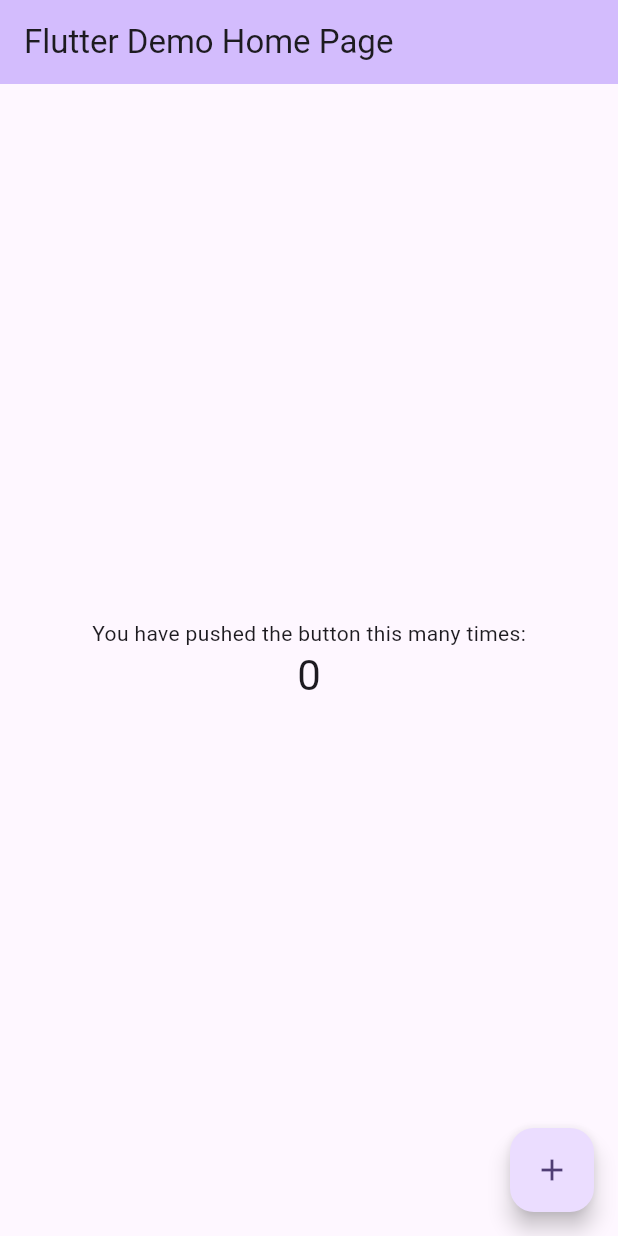
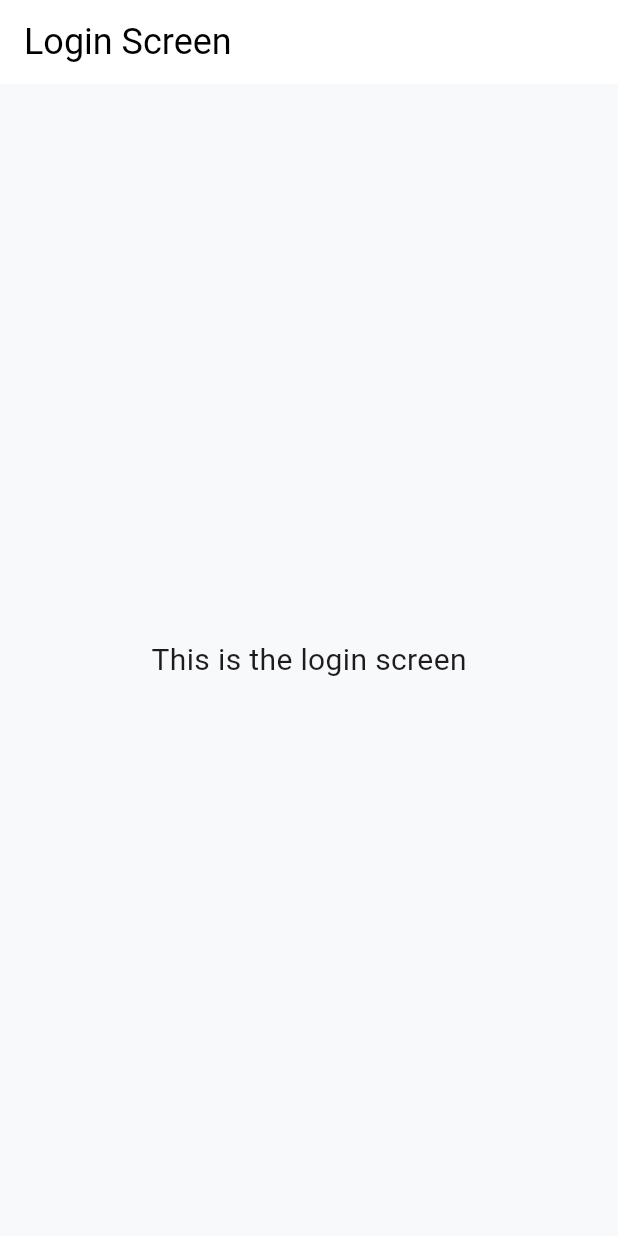
Before and after one commit to 10ya54/tourreservation, a Flutter app: the screen it shows after launch, on a phone screen of 412 x 824 dp. Run offline on Flutter 3.47's test engine with Material 3 defaults, Android fonts, the light colour scheme and no system bars; our stand-ins replace form_builder_validators, go_router, hooks_riverpod.

Commit message:
main.dart編集

```diff
--- a/lib/main.dart
+++ b/lib/main.dart
@@ -1,7 +1,14 @@
 import 'package:flutter/material.dart';
+import 'package:flutter/services.dart';
+import 'package:flutter_localizations/flutter_localizations.dart';
+import 'package:form_builder_validators/form_builder_validators.dart';
+import 'package:tourreservation/routing/router.dart';
 
-void main() {
+void main() async {
   runApp(const MyApp());
+
+  // 画面を縦向きに固定する
+  await SystemChrome.setPreferredOrientations([DeviceOrientation.portraitUp]);
 }
 
 class MyApp extends StatelessWidget {
@@ -10,113 +17,69 @@ class MyApp extends StatelessWidget {
   // This widget is the root of your application.
   @override
   Widget build(BuildContext context) {
-    return MaterialApp(
-      title: 'Flutter Demo',
+    return MaterialApp.router(
       theme: ThemeData(
-        // This is the theme of your application.
-        //
-        // TRY THIS: Try running your application with "flutter run". You'll see
-        // the application has a purple toolbar. Then, without quitting the app,
-        // try changing the seedColor in the colorScheme below to Colors.green
-        // and then invoke "hot reload" (save your changes or press the "hot
-        // reload" button in a Flutter-supported IDE, or press "r" if you used
-        // the command line to start the app).
-        //
-        // Notice that the counter didn't reset back to zero; the application
-        // state is not lost during the reload. To reset the state, use hot
-        // restart instead.
-        //
-        // This works for code too, not just values: Most code changes can be
-        // tested with just a hot reload.
-        colorScheme: ColorScheme.fromSeed(seedColor: Colors.deepPurple),
+        brightness: Brightness.light,
+        primaryColor: Colors.blueAccent,
+        scaffoldBackgroundColor: Color(0xFFF8F9FA),
+        appBarTheme: AppBarTheme(
+          backgroundColor: Colors.white,
+          titleTextStyle: const TextStyle(color: Colors.black, fontSize: 24),
+        ),
+        textTheme: const TextTheme(
+          bodyLarge: TextStyle(fontSize: 24),
+          bodyMedium: TextStyle(fontSize: 20),
+          bodySmall: TextStyle(fontSize: 16),
+        ),
+        textButtonTheme: TextButtonThemeData(
+          style: TextButton.styleFrom(
+            foregroundColor: Colors.blueAccent,
+            textStyle: const TextStyle(
+              fontSize: 20,
+              decoration: TextDecoration.underline,
+            ),
+          ),
+        ),
+        filledButtonTheme: FilledButtonThemeData(
+          style: FilledButton.styleFrom(
+            backgroundColor: Colors.blueAccent,
+            foregroundColor: Colors.white,
+            padding: const EdgeInsets.symmetric(vertical: 16, horizontal: 32),
+            shape: RoundedRectangleBorder(
+              borderRadius: BorderRadius.circular(8),
+            ),
+            textStyle: const TextStyle(
+              fontSize: 20,
+              color: Colors.white,
+              fontWeight: FontWeight.bold,
+            ),
+          ),
+        ),
+        outlinedButtonTheme: OutlinedButtonThemeData(
+          style: OutlinedButton.styleFrom(
+            backgroundColor: Colors.white,
+            foregroundColor: Colors.blueAccent,
+            side: const BorderSide(color: Colors.blueAccent, width: 2),
+            shape: RoundedRectangleBorder(
+              borderRadius: BorderRadius.circular(8),
+            ),
+            textStyle: const TextStyle(
+              fontSize: 16,
+              fontWeight: FontWeight.bold,
+            ),
+          ),
+        ),
       ),
-      home: const MyHomePage(title: 'Flutter Demo Home Page'),
+      darkTheme: ThemeData.dark(),
+      title: 'Flutter Tour Reservation',
+      routerConfig: router,
+      supportedLocales: [Locale('ja', 'JP'), Locale('en', 'US')],
+      localizationsDelegates: [
+        GlobalMaterialLocalizations.delegate,
+        GlobalWidgetsLocalizations.delegate,
+        GlobalCupertinoLocalizations.delegate,
+        FormBuilderLocalizations.delegate,
+      ],
     );
   }
 }
-
-class MyHomePage extends StatefulWidget {
-  const MyHomePage({super.key, required this.title});
-
-  // This widget is the home page of your application. It is stateful, meaning
-  // that it has a State object (defined below) that contains fields that affect
-  // how it looks.
-
-  // This class is the configuration for the state. It holds the values (in this
-  // case the title) provided by the parent (in this case the App widget) and
-  // used by the build method of the State. Fields in a Widget subclass are
-  // always marked "final".
-
-  final String title;
-
-  @override
-  State<MyHomePage> createState() => _MyHomePageState();
-}
-
-class _MyHomePageState extends State<MyHomePage> {
-  int _counter = 0;
-
-  void _incrementCounter() {
-    setState(() {
-      // This call to setState tells the Flutter framework that something has
-      // changed in this State, which causes it to rerun the build method below
-      // so that the display can reflect the updated values. If we changed
-      // _counter without calling setState(), then the build method would not be
-      // called again, and so nothing would appear to happen.
-      _counter++;
-    });
-  }
-
-  @override
-  Widget build(BuildContext context) {
-    // This method is rerun every time setState is called, for instance as done
-    // by the _incrementCounter method above.
-    //
-    // The Flutter framework has been optimized to make rerunning build methods
-    // fast, so that you can just rebuild anything that needs updating rather
-    // than having to individually change instances of widgets.
-    return Scaffold(
-      appBar: AppBar(
-        // TRY THIS: Try changing the color here to a specific color (to
-        // Colors.amber, perhaps?) and trigger a hot reload to see the AppBar
-        // change color while the other colors stay the same.
-        backgroundColor: Theme.of(context).colorScheme.inversePrimary,
-        // Here we take the value from the MyHomePage object that was created by
-        // the App.build method, and use it to set our appbar title.
-        title: Text(widget.title),
-      ),
-      body: Center(
-        // Center is a layout widget. It takes a single child and positions it
-        // in the middle of the parent.
-        child: Column(
-          // Column is also a layout widget. It takes a list of children and
-          // arranges them vertically. By default, it sizes itself to fit its
-          // children horizontally, and tries to be as tall as its parent.
-          //
-          // Column has various properties to control how it sizes itself and
-          // how it positions its children. Here we use mainAxisAlignment to
-          // center the children vertically; the main axis here is the vertical
-          // axis because Columns are vertical (the cross axis would be
-          // horizontal).
-          //
-          // TRY THIS: Invoke "debug painting" (choose the "Toggle Debug Paint"
-          // action in the IDE, or press "p" in the console), to see the
-          // wireframe for each widget.
-          mainAxisAlignment: MainAxisAlignment.center,
-          children: <Widget>[
-            const Text('You have pushed the button this many times:'),
-            Text(
-              '$_counter',
-              style: Theme.of(context).textTheme.headlineMedium,
-            ),
-          ],
-        ),
-      ),
-      floatingActionButton: FloatingActionButton(
-        onPressed: _incrementCounter,
-        tooltip: 'Increment',
-        child: const Icon(Icons.add),
-      ), // This trailing comma makes auto-formatting nicer for build methods.
-    );
-  }
-}
--- /dev/null
+++ b/lib/routing/router.dart
@@ -0,0 +1,14 @@
+import 'package:go_router/go_router.dart';
+import 'package:tourreservation/routing/routes.dart';
+
+import '../ui/login/widgets/login_screen.dart';
+
+final router = GoRouter(
+  initialLocation: Routes.login,
+  routes: [
+    GoRoute(
+      path: Routes.login,
+      builder: (context, state) => const LoginScreen(),
+    ),
+  ],
+);
--- /dev/null
+++ b/lib/routing/routes.dart
@@ -0,0 +1,4 @@
+abstract final class Routes {
+  static const String app = '/';
+  static const String login = '/login';
+}
--- /dev/null
+++ b/lib/ui/login/widgets/login_screen.dart
@@ -0,0 +1,14 @@
+import 'package:flutter/material.dart';
+import 'package:hooks_riverpod/hooks_riverpod.dart';
+
+class LoginScreen extends ConsumerWidget {
+  const LoginScreen({super.key});
+
+  @override
+  Widget build(BuildContext context, WidgetRef ref) {
+    return Scaffold(
+      appBar: AppBar(title: const Text('Login Screen')),
+      body: const Center(child: Text('This is the login screen')),
+    );
+  }
+}
```
